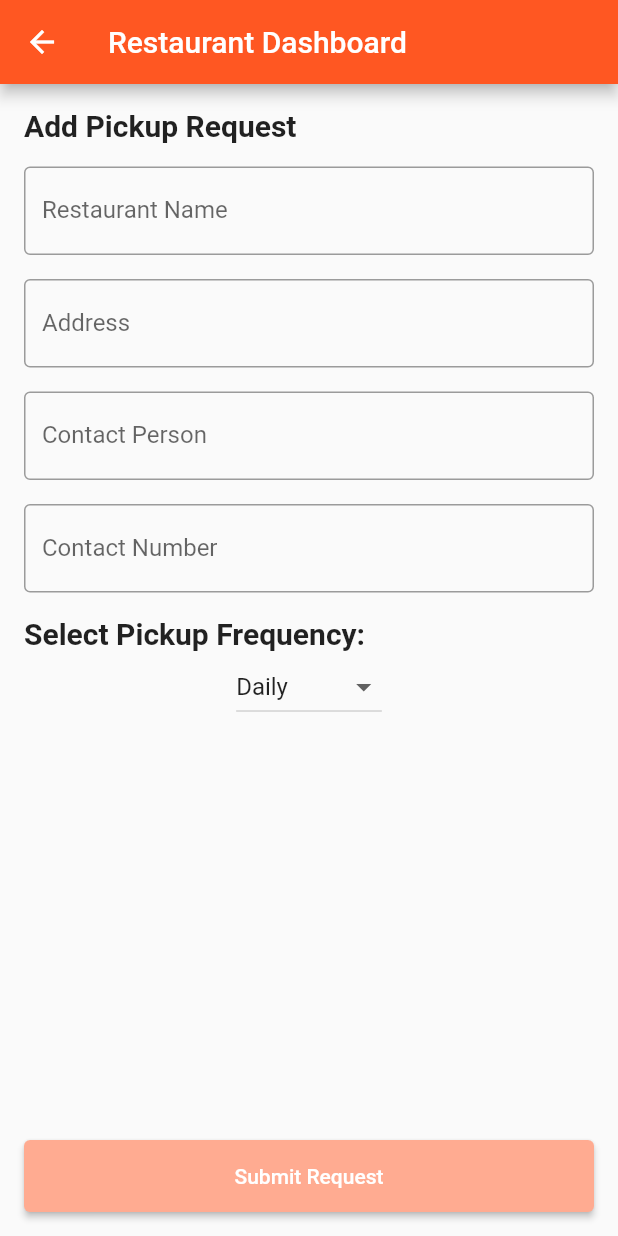
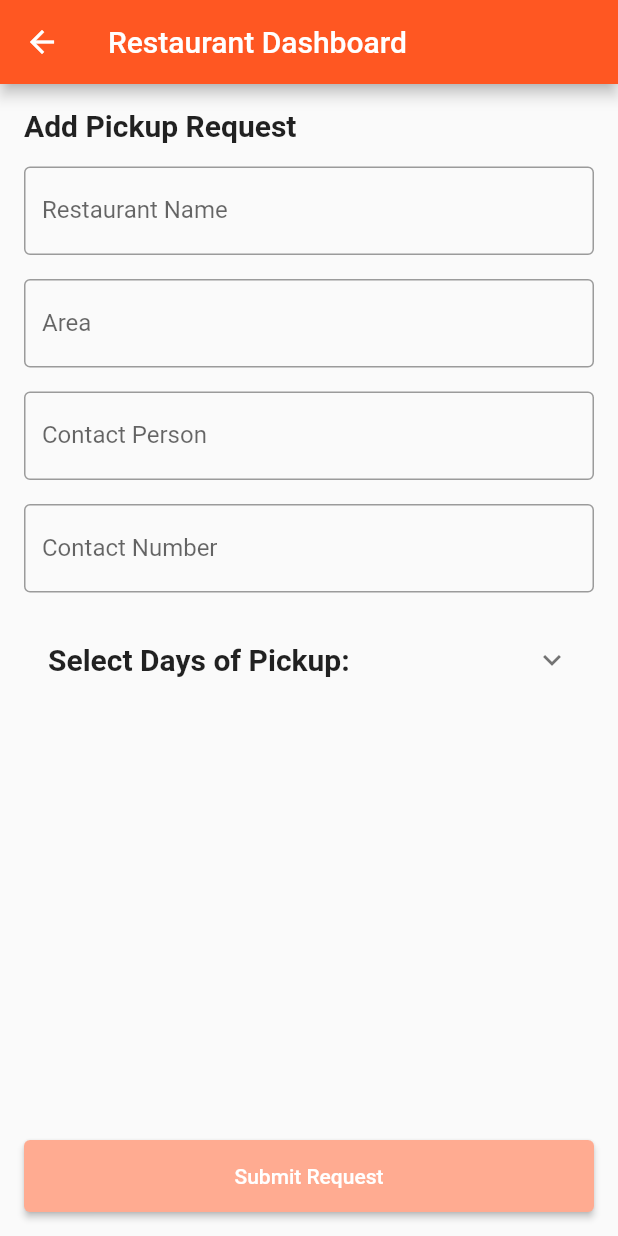
Before and after one commit to lhaseatharva/waste2wealth, a Flutter app: the RestaurantDashboard screen opened by its route, on a phone screen of 412 x 824 dp. Run offline on Flutter 3.47's test engine with Material 2 defaults, Android fonts, the phone set to English and light mode, and no system bars; our stand-ins replace carousel_slider, cloud_firestore, firebase_auth, firebase_core; accounts and stored records are empty.

Commit message:
Some minor patches

```diff
--- a/lib/RestaurantDashboard.dart
+++ b/lib/RestaurantDashboard.dart
@@ -1,7 +1,6 @@
 import 'package:flutter/material.dart';
 import 'package:cloud_firestore/cloud_firestore.dart';
 import 'dart:math';
-import 'package:intl/intl.dart';
 
 class RestaurantDashboard extends StatefulWidget {
   @override
@@ -13,11 +12,20 @@ class _RestaurantDashboardState extends State<RestaurantDashboard> {
   final _formKey = GlobalKey<FormState>();
 
   TextEditingController _restaurantNameController = TextEditingController();
-  TextEditingController _addressController = TextEditingController();
+  TextEditingController _areaController = TextEditingController();
   TextEditingController _contactPersonController = TextEditingController();
   TextEditingController _contactNumberController = TextEditingController();
 
-  String _pickupFrequency = 'Daily'; // Default value
+  // Map to store the selected days of the week
+  Map<String, bool> selectedDays = {
+    'Monday': false,
+    'Tuesday': false,
+    'Wednesday': false,
+    'Thursday': false,
+    'Friday': false,
+    'Saturday': false,
+  };
+
   bool _isSubmitting = false;
 
   @override
@@ -54,14 +62,14 @@ class _RestaurantDashboardState extends State<RestaurantDashboard> {
               ),
               SizedBox(height: 16),
               TextFormField(
-                controller: _addressController,
+                controller: _areaController,
                 decoration: InputDecoration(
-                  labelText: 'Address',
+                  labelText: 'Area',
                   border: OutlineInputBorder(),
                 ),
                 validator: (value) {
                   if (value == null || value.isEmpty) {
-                    return 'Please enter address';
+                    return 'Please enter area';
                   }
                   return null;
                 },
@@ -96,28 +104,28 @@ class _RestaurantDashboardState extends State<RestaurantDashboard> {
                 },
               ),
               SizedBox(height: 16),
-              Text(
-                'Select Pickup Frequency:',
+              ExpansionTile(
+                title: Text(
+                  'Select Days of Pickup:',
                   style: TextStyle(fontSize: 20, fontWeight: FontWeight.bold),
                 ),
-              Center(
-                child: DropdownButton<String>(
-                  value: _pickupFrequency,
-                  onChanged: (String? newValue) {
+                children: [
+                  Column(
+                    children: selectedDays.keys.map((day) {
+                      return CheckboxListTile(
+                        title: Text(day),
+                        value: selectedDays[day],
+                        onChanged: (value) {
                           setState(() {
-                      _pickupFrequency = newValue!;
+                            selectedDays[day] = value!;
                           });
                         },
-                  items: <String>['Daily', 'Weekly', 'Bi-Weekly', 'Tri-Weekly']
-                      .map<DropdownMenuItem<String>>((String value) {
-                    return DropdownMenuItem<String>(
-                      value: value,
-                      child: Text(value),
                       );
                     }).toList(),
                   ),
+                ],
               ),
-              Spacer(), // Create space below the Dropdown
+              Spacer(),
               ElevatedButton(
                 onPressed: _isSubmitting
                     ? null
@@ -152,36 +160,36 @@ class _RestaurantDashboardState extends State<RestaurantDashboard> {
 
   Future<void> _submitRequest() async {
     String restaurantName = _restaurantNameController.text;
-    String area =
-        _addressController.text; // Change field name from 'address' to 'area'
+    String area = _areaController.text;
     String contactPerson = _contactPersonController.text;
     String contactNumber = _contactNumberController.text;
-    String pickupFrequency = _pickupFrequency;
     String status = 'Pending';
-
-    // Get the current day of the week
-    String dayOfWeek = DateFormat('EEEE').format(DateTime.now());
 
     // Generate a new unique request ID
     String requestId = _generateRequestId();
 
+    // Store the selected days as a map
+    Map<String, bool> daysOfWeek = Map.from(selectedDays);
+
     await _firestore.collection('pickup_requests').doc(requestId).set({
       'restaurantName': restaurantName,
-      'area': area, // Change field name from 'address' to 'area'
+      'area': area,
       'contactPerson': contactPerson,
       'contactNumber': contactNumber,
-      'pickupFrequency': pickupFrequency,
       'status': status,
       'timestamp': FieldValue.serverTimestamp(),
-      'dayOfWeek': dayOfWeek,
+      'daysOfWeek': daysOfWeek,
       'documentID': requestId,
     });
 
-    // Clear the input fields
+    // Clear the input fields and reset selected days
     _restaurantNameController.clear();
-    _addressController.clear();
+    _areaController.clear();
     _contactPersonController.clear();
     _contactNumberController.clear();
+    setState(() {
+      selectedDays = selectedDays.map((key, value) => MapEntry(key, false));
+    });
 
     // Show confirmation dialog
     _showConfirmationDialog();
```
Also changed, not shown: lib/Employee/Pickup Staff/ManageRequests.dart (+145 -106 lines). Lines whose indentation alone changed are shown as unchanged.
